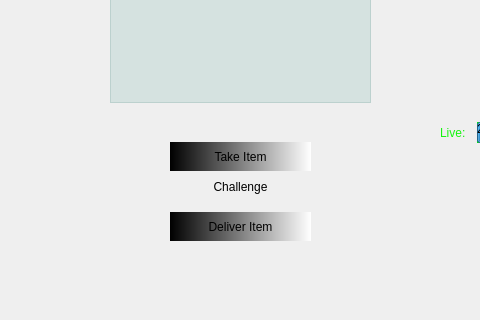
This is src/mainwindow.ui in RogueFendor/EventHorizon as Qt 5 draws it before an edit; both pictures show x 260 to 740 and y 395 to 715 of the 1279 by 715 pixel window. The edited form follows.
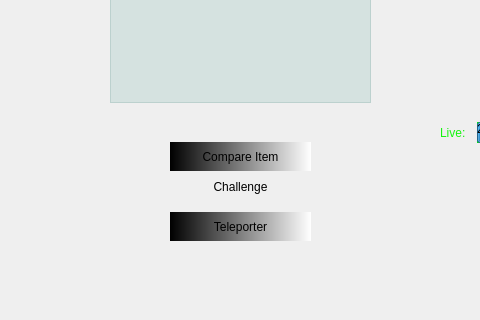
This is the edited form. Icons and pictures are not drawn.

Patch:
```diff
--- a/src/mainwindow.ui
+++ b/src/mainwindow.ui
@@ -144,7 +144,7 @@
       <string notr="true">background-color: qlineargradient(spread:pad, x1:0, y1:0, x2:1, y2:0, stop:0 rgba(0, 0, 0, 255), stop:1 rgba(255, 255, 255, 255));</string>
      </property>
      <property name="text">
-      <string>Take Item</string>
+      <string>Compare Item</string>
      </property>
     </widget>
     <widget class="QPushButton" name="buttonChall">
@@ -205,7 +205,7 @@
       <string notr="true">background-color: qlineargradient(spread:pad, x1:0, y1:0, x2:1, y2:0, stop:0 rgba(0, 0, 0, 255), stop:1 rgba(255, 255, 255, 255));</string>
      </property>
      <property name="text">
-      <string>Deliver Item</string>
+      <string>Teleporter</string>
      </property>
     </widget>
    </widget>
```
Left out of the diff: 4 changed lines with no effect on the pictures.
